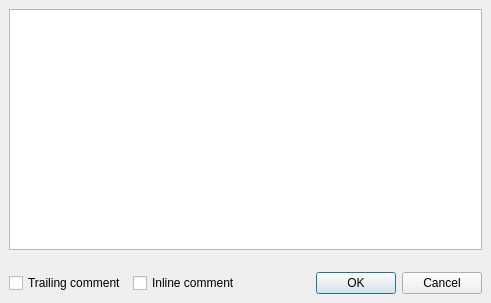
berkus/lavape, file lavape/src/LavaExecs/Comment.ui: the form before one commit.
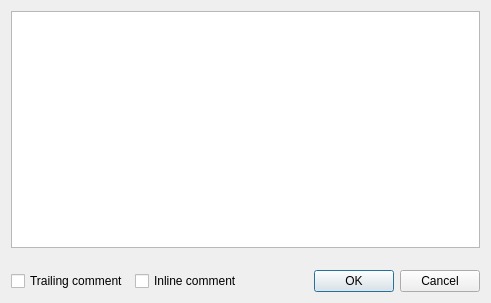
The form after the commit. Icons and pictures are not drawn.

The edit to the form file:
```diff
--- a/lavape/src/LavaExecs/Comment.ui
+++ b/lavape/src/LavaExecs/Comment.ui
@@ -13,9 +13,7 @@
    </rect>
   </property>
   <property name="sizePolicy" >
-   <sizepolicy>
-    <hsizetype>7</hsizetype>
-    <vsizetype>7</vsizetype>
+   <sizepolicy vsizetype="Expanding" hsizetype="Expanding" >
     <horstretch>0</horstretch>
     <verstretch>0</verstretch>
    </sizepolicy>
@@ -27,12 +25,6 @@
    <iconset/>
   </property>
   <layout class="QVBoxLayout" >
-   <property name="margin" >
-    <number>9</number>
-   </property>
-   <property name="spacing" >
-    <number>6</number>
-   </property>
    <item>
     <widget class="QTextEdit" name="text" />
    </item>
@@ -54,12 +46,6 @@
    </item>
    <item>
     <layout class="QHBoxLayout" >
-     <property name="margin" >
-      <number>0</number>
-     </property>
-     <property name="spacing" >
-      <number>6</number>
-     </property>
      <item>
       <widget class="QCheckBox" name="trailing_comment" >
        <property name="text" >
```
Left out of the diff: 11 changed lines with no effect on the pictures.
